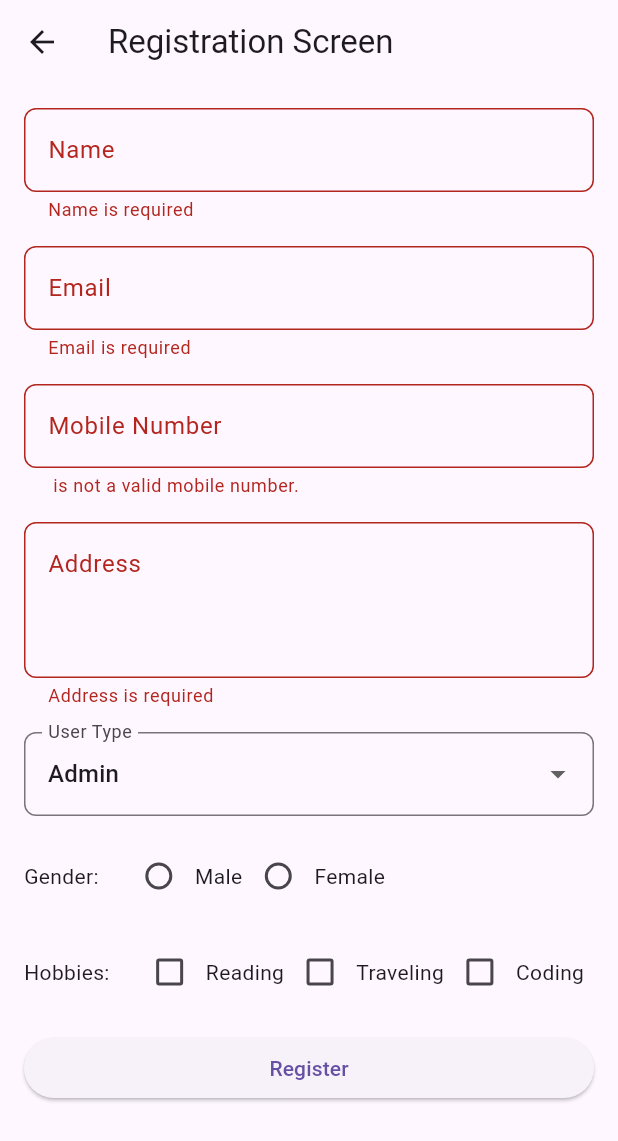
After one commit to Viraj1812/login_page, a Flutter app: the RegistrationForm screen opened by its route, after a tap on "Register", on a phone screen of 412 x 824 dp. The commit adds this screen. Shown: the top 1141 px of the screen. Run offline on Flutter 3.47's test engine with Material 3 defaults, Android fonts, the phone set to English and light mode, and no system bars; our stand-ins replace flutter_swiper_view, table_calendar; missing offline and left inert: custom_switch_widget.

Commit message:
Registration Form Done

```diff
--- a/lib/home_page.dart
+++ b/lib/home_page.dart
@@ -1,7 +1,7 @@
 import 'package:flutter/material.dart';
-import 'package:login_page/image_ex.dart';
 import 'package:login_page/slider.dart';
 import 'package:login_page/stack_ex.dart';
+import 'package:login_page/textfield_ex.dart';
 // import 'package:login_page/tab_first_screen.dart';
 // import 'package:login_page/tab_second_screen.dart';
 // import 'package:login_page/utils/routes_name.dart';
@@ -18,7 +18,7 @@ class _HomePageState extends State<HomePage> {
 
   var widgetList = [
     const StackEX(),
-    const MyHomePage(),
+    const TextFieldEx(),
     const SliderScreen(),
   ];
 
--- a/lib/login_page.dart
+++ b/lib/login_page.dart
@@ -133,7 +133,7 @@ class _LoginPageState extends State<LoginPage> {
   void _handleLogin() {
     Navigator.pushNamedAndRemoveUntil(
       context,
-      RoutesName.homePage,
+      RoutesName.registrationPage,
       (Route<dynamic> route) => false,
     );
   }
--- /dev/null
+++ b/lib/registration_form.dart
@@ -0,0 +1,266 @@
+import 'package:flutter/material.dart';
+import 'package:login_page/utils/routes_name.dart';
+
+class RegistrationForm extends StatefulWidget {
+  const RegistrationForm({super.key});
+
+  @override
+  State<RegistrationForm> createState() => _RegistrationFormState();
+}
+
+class _RegistrationFormState extends State<RegistrationForm> {
+  final GlobalKey<FormState> _formKey = GlobalKey<FormState>();
+  final TextEditingController _nameController = TextEditingController();
+  final TextEditingController _emailController = TextEditingController();
+  final TextEditingController _mobileController = TextEditingController();
+  final TextEditingController _addressController = TextEditingController();
+
+  String _selectedUserType = 'Admin';
+  String _selectedGender = '';
+  final List<String> _selectedHobbies = [];
+  FocusNode f1 = FocusNode();
+  FocusNode f2 = FocusNode();
+  FocusNode f3 = FocusNode();
+  FocusNode f4 = FocusNode();
+
+  final List<String> _userTypes = ['Admin', 'User', 'Super Admin'];
+  final List<String> _genders = ['Male', 'Female'];
+  final List<String> _hobbies = [
+    'Reading',
+    'Traveling',
+    'Coding',
+    'Cooking',
+    'Music',
+  ];
+
+  @override
+  Widget build(BuildContext context) {
+    return Scaffold(
+      appBar: AppBar(
+        title: const Text('Registration Screen'),
+      ),
+      body: Padding(
+        padding: const EdgeInsets.all(16.0),
+        child: Form(
+          key: _formKey,
+          child: SingleChildScrollView(
+            child: Column(
+              crossAxisAlignment: CrossAxisAlignment.stretch,
+              children: [
+                _buildName(),
+                const SizedBox(height: 16.0),
+                _buildEmail(),
+                const SizedBox(height: 16.0),
+                _buildMobile(),
+                const SizedBox(height: 16.0),
+                _buildAddress(),
+                const SizedBox(height: 16.0),
+                _buildUserType(),
+                const SizedBox(height: 16.0),
+                _buildGenderSelector(),
+                const SizedBox(height: 16.0),
+                _buildHobbiesSelector(),
+                const SizedBox(height: 16.0),
+                ElevatedButton(
+                  onPressed: _submitForm,
+                  child: const Text('Register'),
+                ),
+              ],
+            ),
+          ),
+        ),
+      ),
+    );
+  }
+
+  Widget _buildName() => TextFormField(
+        controller: _nameController,
+        onFieldSubmitted: (value) {
+          FocusScope.of(context).requestFocus(f2);
+        },
+        decoration: const InputDecoration(
+            labelText: 'Name',
+            border: OutlineInputBorder(
+                borderRadius: BorderRadius.all(Radius.circular(8)),
+                borderSide: BorderSide(color: Colors.grey))),
+        validator: (value) {
+          if (value!.isEmpty) {
+            return 'Name is required';
+          }
+          return null;
+        },
+        focusNode: f1,
+      );
+
+  Widget _buildEmail() => TextFormField(
+        focusNode: f2,
+        controller: _emailController,
+        onFieldSubmitted: (value) {
+          FocusScope.of(context).requestFocus(f3);
+        },
+        decoration: const InputDecoration(
+            labelText: 'Email',
+            hintStyle: TextStyle(
+              color: Colors.grey,
+            ),
+            border: OutlineInputBorder(
+                borderRadius: BorderRadius.all(Radius.circular(8)),
+                borderSide: BorderSide(color: Colors.grey))),
+        validator: (value) {
+          if (value!.isEmpty) {
+            return 'Email is required';
+          } else if (!RegExp(r"^[a-z0-9+_.-]+@[a-z0-9.-]+$").hasMatch(value)) {
+            return 'Enter a valid email address';
+          }
+          return null;
+        },
+      );
+
+  Widget _buildMobile() => TextFormField(
+        controller: _mobileController,
+        onFieldSubmitted: (value) {
+          FocusScope.of(context).requestFocus(f4);
+        },
+        decoration: const InputDecoration(
+            labelText: 'Mobile Number',
+            border: OutlineInputBorder(
+                borderRadius: BorderRadius.all(Radius.circular(8)),
+                borderSide: BorderSide(color: Colors.grey))),
+        keyboardType: TextInputType.phone,
+        validator: (value) {
+          if (validateMobileNumber(value!)) {
+            return null;
+          } else {
+            return '$value is not a valid mobile number.';
+          }
+        },
+        focusNode: f3,
+      );
+
+  Widget _buildAddress() => TextFormField(
+        controller: _addressController,
+        decoration: const InputDecoration(
+            labelText: 'Address',
+            alignLabelWithHint: true,
+            border: OutlineInputBorder(
+                borderRadius: BorderRadius.all(Radius.circular(8)),
+                borderSide: BorderSide(color: Colors.grey))),
+        maxLines: 3,
+        validator: (value) {
+          if (value!.isEmpty) {
+            return 'Address is required';
+          }
+          return null;
+        },
+        focusNode: f4,
+      );
+
+  Widget _buildUserType() => DropdownButtonFormField(
+        value: _selectedUserType,
+        onChanged: (value) {
+          setState(() {
+            _selectedUserType = value!;
+          });
+        },
+        items: _userTypes.map((type) {
+          return DropdownMenuItem(
+            value: type,
+            child: Text(type),
+          );
+        }).toList(),
+        decoration: const InputDecoration(
+            labelText: 'User Type',
+            border: OutlineInputBorder(
+                borderRadius: BorderRadius.all(Radius.circular(8)),
+                borderSide: BorderSide(color: Colors.grey))),
+      );
+
+  Widget _buildGenderSelector() => Row(
+        children: [
+          const Text('Gender:'),
+          const SizedBox(width: 16.0),
+          Row(
+            children: _genders.map((gender) {
+              return Row(
+                children: [
+                  Radio(
+                    value: gender,
+                    groupValue: _selectedGender,
+                    onChanged: (value) {
+                      setState(() {
+                        _selectedGender = value!;
+                      });
+                    },
+                  ),
+                  Text(gender),
+                ],
+              );
+            }).toList(),
+          ),
+        ],
+      );
+
+  Widget _buildHobbiesSelector() => SingleChildScrollView(
+        scrollDirection: Axis.horizontal,
+        child: Row(
+          children: [
+            const Text('Hobbies:'),
+            const SizedBox(width: 16.0),
+            Row(
+              children: _buildHobbiesCheckboxes(),
+            ),
+          ],
+        ),
+      );
+
+  List<Widget> _buildHobbiesCheckboxes() {
+    return _hobbies.map((hobby) {
+      return Row(
+        children: [
+          Checkbox(
+            value: _selectedHobbies.contains(hobby),
+            onChanged: (value) {
+              setState(() {
+                if (value!) {
+                  _selectedHobbies.add(hobby);
+                } else {
+                  _selectedHobbies.remove(hobby);
+                }
+              });
+            },
+          ),
+          Text(hobby),
+        ],
+      );
+    }).toList();
+  }
+
+  void _submitForm() {
+    if (_formKey.currentState!.validate()) {
+      Navigator.pushNamed(context, RoutesName.homePage);
+      _showToast(context, 'REGISTRATION SUCCESSFUL');
+    }
+  }
+
+  void _showToast(BuildContext context, String message) {
+    var snackbar = SnackBar(
+      content: Text(message),
+      duration: const Duration(seconds: 2),
+      shape: const BeveledRectangleBorder(
+          borderRadius: BorderRadius.all(Radius.circular(8))),
+      backgroundColor: Colors.black,
+      behavior: SnackBarBehavior.floating,
+      elevation: 20,
+      showCloseIcon: true,
+      closeIconColor: Colors.red,
+      dismissDirection: DismissDirection.horizontal,
+    );
+
+    ScaffoldMessenger.of(context).showSnackBar(snackbar);
+  }
+
+  bool validateMobileNumber(String mobileNumber) {
+    RegExp pattern = RegExp(r'^\d{10}$');
+    return pattern.hasMatch(mobileNumber);
+  }
+}
--- a/lib/utils/routes.dart
+++ b/lib/utils/routes.dart
@@ -4,6 +4,7 @@ import 'package:login_page/forth_page.dart';
 import 'package:login_page/home_page.dart';
 import 'package:login_page/linear_progress.dart';
 import 'package:login_page/login_page.dart';
+import 'package:login_page/registration_form.dart';
 import 'package:login_page/second_page.dart';
 import 'package:login_page/slider.dart';
 import 'package:login_page/splash_screen.dart';
@@ -18,6 +19,9 @@ class Routes {
         return MaterialPageRoute(builder: (context) => const SplashScreen());
       case RoutesName.loginPage:
         return MaterialPageRoute(builder: (context) => const LoginPage());
+      case RoutesName.registrationPage:
+        return MaterialPageRoute(
+            builder: (context) => const RegistrationForm());
       case RoutesName.homePage:
         return MaterialPageRoute(builder: (context) => const HomePage());
       case RoutesName.secondPage:
--- a/lib/utils/routes_name.dart
+++ b/lib/utils/routes_name.dart
@@ -1,6 +1,7 @@
 class RoutesName {
   static const String splashScreen = 'splash_screen';
   static const String loginPage = 'login_page';
+  static const String registrationPage = 'registration_page';
   static const String homePage = 'home_page';
   static const String secondPage = 'second_page';
   static const String thirdPage = 'third_page';
```
Also changed, not shown: lib/textfield_ex.dart (added, +106 -0 lines).
